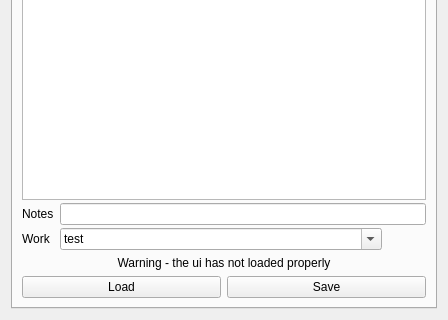
CBSDigital/pini-dev, file python/pini/tools/helper/pini_helper.ui: the form before one commit; both pictures show x 0 to 448 and y 564 to 884 of the 448 by 884 pixel window.
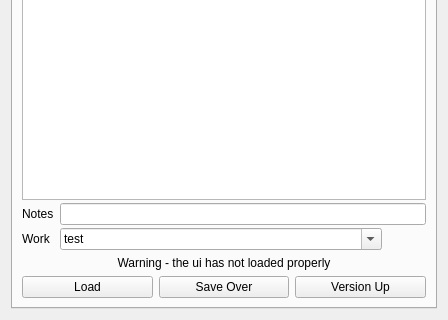
The form after the commit. The open tabs and pages were chosen to show the change. Icons and pictures are not drawn. Custom widgets are drawn as their Qt base class.

```diff
--- a/python/pini/tools/helper/pini_helper.ui
+++ b/python/pini/tools/helper/pini_helper.ui
@@ -484,7 +484,14 @@
            <item>
             <widget class="QPushButton" name="WSave">
              <property name="text">
-              <string>Save</string>
+              <string>Save Over</string>
+             </property>
+            </widget>
+           </item>
+           <item>
+            <widget class="QPushButton" name="WVersionUp">
+             <property name="text">
+              <string>Version Up</string>
              </property>
             </widget>
            </item>
```
Left out of the diff: 6 changed lines with no effect on the pictures.
